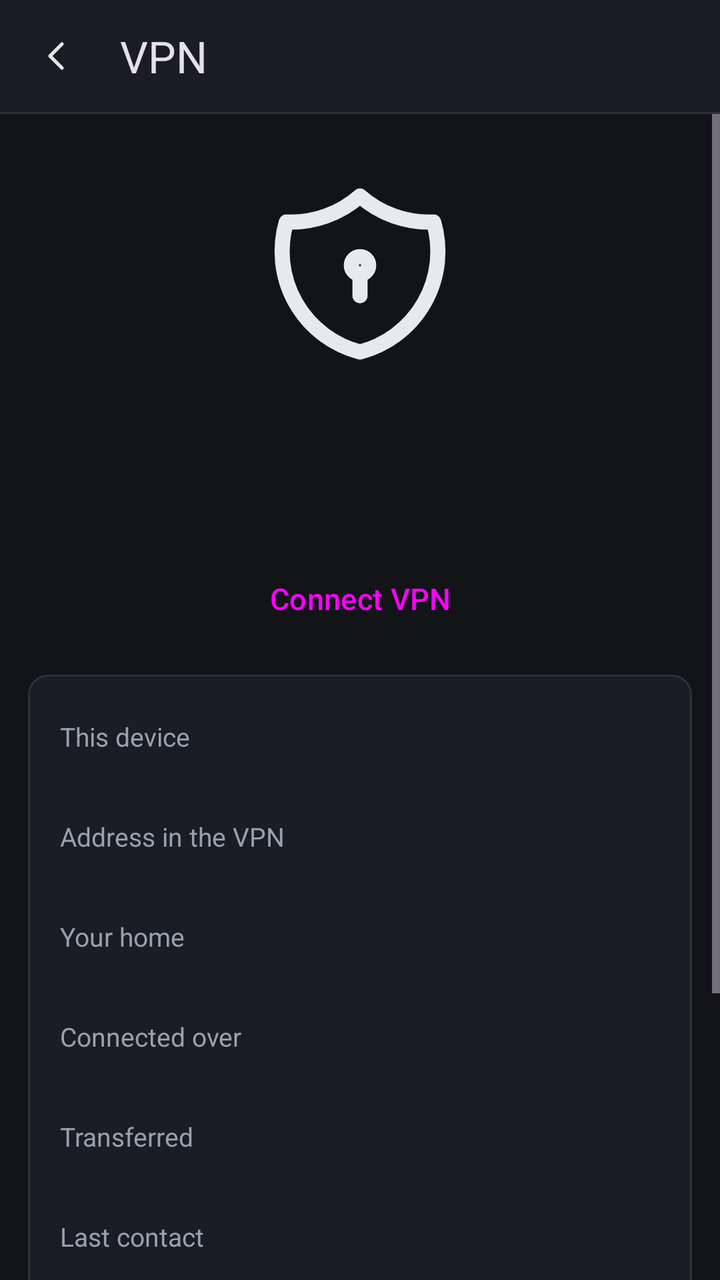
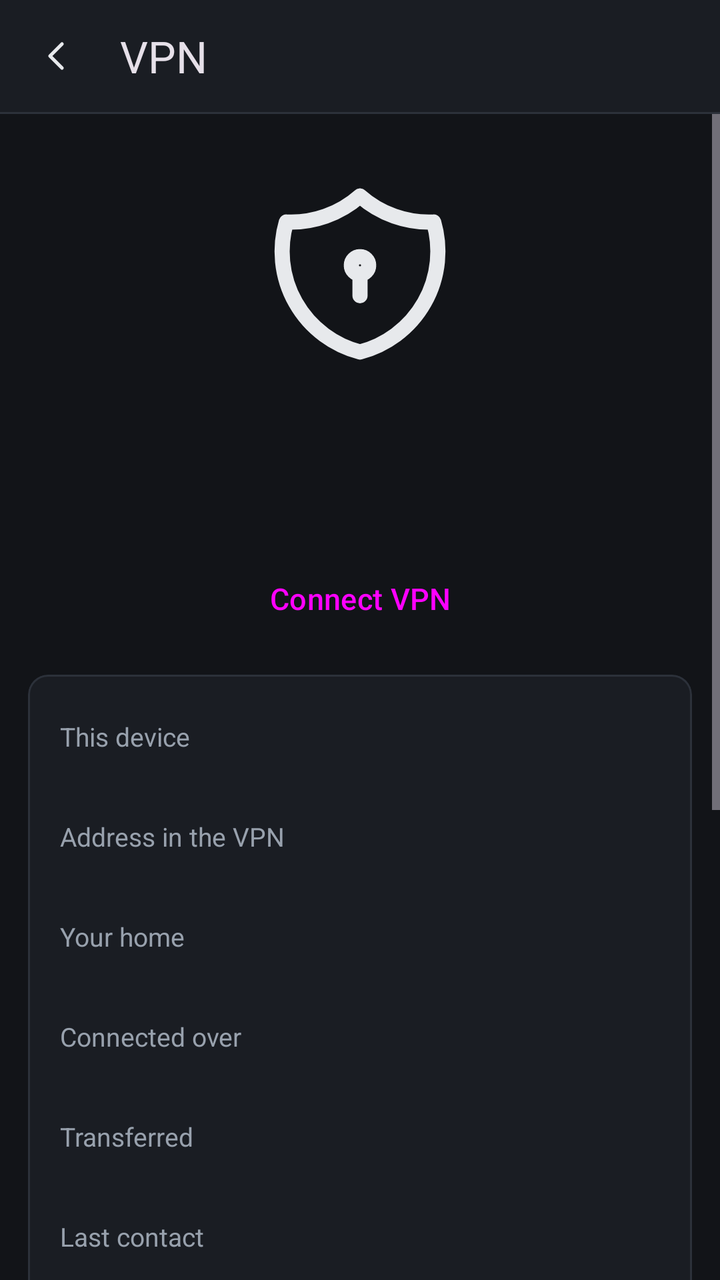

An Android layout rendered at two revisions. The XML below is the earlier revision; the diff shows what the commit changed to produce the second picture.
<!-- AndroidManifest.xml: application theme Theme.PiGuard -->
<!-- res/layout/activity_vpn.xml -->
<?xml version="1.0" encoding="utf-8"?>
<LinearLayout xmlns:android="http://schemas.android.com/apk/res/android" xmlns:app="http://schemas.android.com/apk/res-auto" android:layout_width="match_parent" android:layout_height="match_parent" android:orientation="vertical" android:background="@color/bg" android:fitsSystemWindows="true">
<com.google.android.material.appbar.MaterialToolbar android:id="@+id/toolbar" android:layout_width="match_parent" android:layout_height="56dp" android:background="@color/surface" app:title="@string/vpn_title" app:navigationIcon="@drawable/ic_chevron_left" app:navigationContentDescription="@string/back" />
<View android:layout_width="match_parent" android:layout_height="1dp" android:background="@color/line" />
<ScrollView android:layout_width="match_parent" android:layout_height="0dp" android:layout_weight="1">
<LinearLayout android:layout_width="match_parent" android:layout_height="wrap_content" android:orientation="vertical" android:paddingHorizontal="14dp" android:paddingBottom="24dp">
    <ImageView android:id="@+id/shield" android:layout_width="104dp" android:layout_height="104dp" android:layout_gravity="center_horizontal" android:layout_marginTop="28dp" android:src="@drawable/ic_shield_lock" android:importantForAccessibility="no" />
    <TextView android:id="@+id/title" android:layout_width="match_parent" android:layout_height="wrap_content" android:layout_marginTop="12dp" android:gravity="center" android:textColor="@color/text" android:textSize="22sp" android:textStyle="bold" android:accessibilityLiveRegion="polite" />
    <TextView android:id="@+id/detail" android:layout_width="match_parent" android:layout_height="wrap_content" android:layout_marginTop="6dp" android:layout_marginBottom="18dp" android:gravity="center" android:textColor="@color/muted" android:textSize="14sp" />
    <Button android:id="@+id/toggle" style="@style/Button" android:layout_width="match_parent" android:layout_height="wrap_content" android:text="@string/connect_vpn" app:icon="@drawable/ic_shield_lock" />
    <TextView android:id="@+id/other" android:layout_width="match_parent" android:layout_height="wrap_content" android:layout_marginTop="10dp" android:textColor="@color/warn" android:textSize="13sp" android:text="@string/vpn_other" android:visibility="gone" />
    <com.google.android.material.card.MaterialCardView style="@style/Card" android:layout_width="match_parent" android:layout_height="wrap_content">
        <LinearLayout android:layout_width="match_parent" android:layout_height="wrap_content" android:orientation="vertical" android:padding="16dp">
                <LinearLayout android:layout_width="match_parent" android:layout_height="wrap_content" android:orientation="vertical" android:paddingVertical="6dp">
                    <TextView style="@style/Hint" android:text="@string/vpn_device" />
                    <TextView android:id="@+id/device" android:layout_width="match_parent" android:layout_height="wrap_content" android:textColor="@color/text" android:textSize="15sp" />
                </LinearLayout>
                <LinearLayout android:layout_width="match_parent" android:layout_height="wrap_content" android:orientation="vertical" android:paddingVertical="6dp">
                    <TextView style="@style/Hint" android:text="@string/vpn_address" />
                    <TextView android:id="@+id/address" android:layout_width="match_parent" android:layout_height="wrap_content" android:textColor="@color/text" android:textSize="15sp" />
                </LinearLayout>
                <LinearLayout android:layout_width="match_parent" android:layout_height="wrap_content" android:orientation="vertical" android:paddingVertical="6dp">
                    <TextView style="@style/Hint" android:text="@string/vpn_server" />
                    <TextView android:id="@+id/server" android:layout_width="match_parent" android:layout_height="wrap_content" android:textColor="@color/text" android:textSize="15sp" />
                </LinearLayout>
                <LinearLayout android:layout_width="match_parent" android:layout_height="wrap_content" android:orientation="vertical" android:paddingVertical="6dp">
                    <TextView style="@style/Hint" android:text="@string/vpn_way" />
                    <TextView android:id="@+id/way" android:layout_width="match_parent" android:layout_height="wrap_content" android:textColor="@color/text" android:textSize="15sp" />
                </LinearLayout>
                <LinearLayout android:layout_width="match_parent" android:layout_height="wrap_content" android:orientation="vertical" android:paddingVertical="6dp">
                    <TextView style="@style/Hint" android:text="@string/vpn_traffic" />
                    <TextView android:id="@+id/traffic" android:layout_width="match_parent" android:layout_height="wrap_content" android:textColor="@color/text" android:textSize="15sp" />
                </LinearLayout>
                <LinearLayout android:layout_width="match_parent" android:layout_height="wrap_content" android:orientation="vertical" android:paddingVertical="6dp">
                    <TextView style="@style/Hint" android:text="@string/vpn_last" />
                    <TextView android:id="@+id/last" android:layout_width="match_parent" android:layout_height="wrap_content" android:textColor="@color/text" android:textSize="15sp" />
                </LinearLayout>
        </LinearLayout>
    </com.google.android.material.card.MaterialCardView>
    <com.google.android.material.card.MaterialCardView style="@style/Card" android:layout_width="match_parent" android:layout_height="wrap_content">
        <LinearLayout android:layout_width="match_parent" android:layout_height="wrap_content" android:orientation="vertical" android:padding="16dp">
            <TextView style="@style/Hint" android:layout_marginBottom="8dp" android:text="@string/vpn_always" />
            <Button android:id="@+id/phone_settings" style="@style/Button.Tonal" android:layout_width="match_parent" android:layout_height="wrap_content" android:text="@string/vpn_settings" app:icon="@drawable/ic_settings" />
        </LinearLayout>
    </com.google.android.material.card.MaterialCardView>
</LinearLayout>
</ScrollView>
</LinearLayout>
<!-- resources referenced by this layout -->
<resources>
  <color name="bg">#121418</color>
  <color name="line">#2C313A</color>
  <color name="muted">#98A1AD</color>
  <color name="surface">#1A1D23</color>
  <color name="text">#E7E9EC</color>
  <color name="warn">#FFC857</color>
  <!-- drawable ic_chevron_left (drawable) -->
  <vector xmlns:android="http://schemas.android.com/apk/res/android" android:width="24dp" android:height="24dp" android:viewportWidth="24" android:viewportHeight="24"><path android:pathData="M15 6l-6 6l6 6" android:strokeColor="@color/text" android:strokeWidth="1.75" android:strokeLineCap="round" android:strokeLineJoin="round" android:fillColor="#00000000"/></vector>
  <string name="back">Back</string>
  <string name="connect_vpn">Connect VPN</string>
  <string name="vpn_address">Address in the VPN</string>
  <string name="vpn_always">To stay connected all the time, choose PiGuard as always-on VPN in the phone\'s settings.</string>
  <string name="vpn_device">This device</string>
  <string name="vpn_last">Last contact</string>
  <string name="vpn_other">Another VPN is active on this phone, for example the WireGuard app. Android allows only one at a time, so connecting here replaces it.</string>
  <string name="vpn_server">Your home</string>
  <string name="vpn_settings">Phone\'s VPN settings</string>
  <string name="vpn_title">VPN</string>
  <string name="vpn_traffic">Transferred</string>
  <string name="vpn_way">Connected over</string>
  <style name="Button" parent="Widget.Material3.Button">
          <item name="cornerRadius">10dp</item><item name="android:minHeight">52dp</item><item name="android:textAllCaps">false</item><item name="android:textSize">15sp</item><item name="iconGravity">textStart</item><item name="iconPadding">8dp</item>
      </style>
  <style name="Button.Tonal" parent="Widget.Material3.Button.TonalButton">
          <item name="cornerRadius">10dp</item><item name="android:minHeight">52dp</item><item name="android:textAllCaps">false</item><item name="android:textSize">15sp</item><item name="iconGravity">textStart</item><item name="iconPadding">8dp</item>
      </style>
  <style name="Card" parent="Widget.Material3.CardView.Outlined">
          <item name="cardCornerRadius">10dp</item><item name="cardBackgroundColor">@color/surface</item><item name="strokeColor">@color/line</item><item name="strokeWidth">1dp</item><item name="android:layout_marginTop">12dp</item>
      </style>
  <style name="Hint"><item name="android:layout_width">wrap_content</item><item name="android:layout_height">wrap_content</item><item name="android:textColor">@color/muted</item><item name="android:textSize">13sp</item></style>
  <color name="accent">#5CB3FF</color>
  <color name="accent_ink">#0B1A29</color>
  <color name="surface2">#22262E</color>
  <color name="danger">#FF6B6B</color>
  <!-- unchanged entries left out for length: 3 -->
</resources>

<!-- the commit's change to res/layout/activity_vpn.xml (unified diff, before → after) -->
@@ -39,7 +39,10 @@
     </com.google.android.material.card.MaterialCardView>
     <com.google.android.material.card.MaterialCardView style="@style/Card" android:layout_width="match_parent" android:layout_height="wrap_content">
         <LinearLayout android:layout_width="match_parent" android:layout_height="wrap_content" android:orientation="vertical" android:padding="16dp">
-            <TextView style="@style/Hint" android:layout_marginBottom="8dp" android:text="@string/vpn_always" />
+            <com.google.android.material.materialswitch.MaterialSwitch android:id="@+id/auto" android:layout_width="match_parent" android:layout_height="wrap_content" android:text="@string/vpn_auto" />
+            <TextView style="@style/Hint" android:layout_marginBottom="12dp" android:text="@string/vpn_auto_hint" />
+            <Button android:id="@+id/split" style="@style/Button.Tonal" android:layout_width="match_parent" android:layout_height="wrap_content" android:text="@string/vpn_split" />
+            <TextView style="@style/Hint" android:layout_marginTop="12dp" android:layout_marginBottom="8dp" android:text="@string/vpn_always" />
             <Button android:id="@+id/phone_settings" style="@style/Button.Tonal" android:layout_width="match_parent" android:layout_height="wrap_content" android:text="@string/vpn_settings" app:icon="@drawable/ic_settings" />
         </LinearLayout>
     </com.google.android.material.card.MaterialCardView>
<!-- resource entries referenced after the edit -->
@@ -11,12 +11,15 @@
   <string name="back">Back</string>
   <string name="connect_vpn">Connect VPN</string>
   <string name="vpn_address">Address in the VPN</string>
-  <string name="vpn_always">To stay connected all the time, choose PiGuard as always-on VPN in the phone\'s settings.</string>
+  <string name="vpn_always">Kill switch and lockdown: in the phone\'s VPN settings, tap the gear next to PiGuard and switch on always-on VPN and blocking connections without VPN. Android then blocks everything that would go past the tunnel.</string>
+  <string name="vpn_auto">Connect automatically</string>
+  <string name="vpn_auto_hint">Whenever this phone cannot reach pi-guard directly, for example away from home.</string>
   <string name="vpn_device">This device</string>
   <string name="vpn_last">Last contact</string>
   <string name="vpn_other">Another VPN is active on this phone, for example the WireGuard app. Android allows only one at a time, so connecting here replaces it.</string>
   <string name="vpn_server">Your home</string>
   <string name="vpn_settings">Phone\'s VPN settings</string>
+  <string name="vpn_split">Apps past the VPN (split tunneling)</string>
   <string name="vpn_title">VPN</string>
   <string name="vpn_traffic">Transferred</string>
   <string name="vpn_way">Connected over</string>
